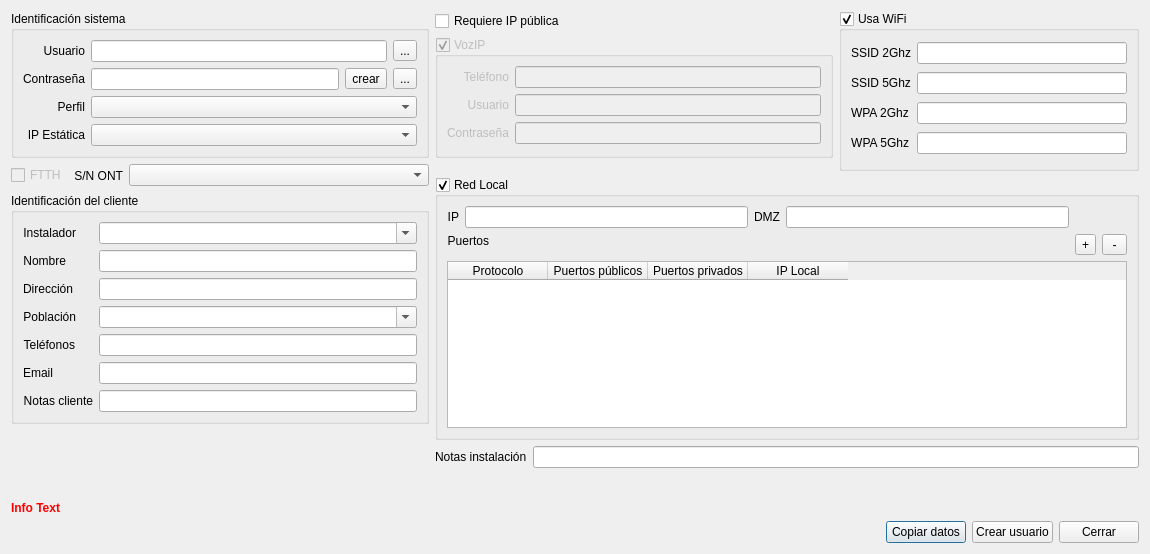
Above: Dialogs/DlgPPPUser.ui from silderan/QMikPPPManager before the change. Below: the same form after it.
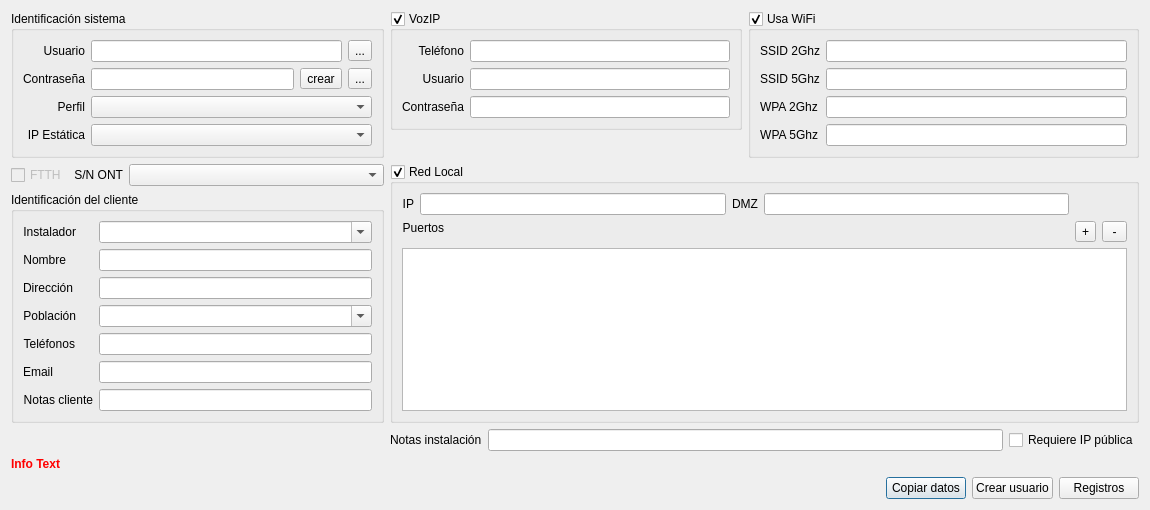
That is the form after the change. Icons and pictures are not drawn. Custom widgets are drawn as their Qt base class.

```diff
--- a/Dialogs/DlgPPPUser.ui
+++ b/Dialogs/DlgPPPUser.ui
@@ -7,14 +7,172 @@
     <x>0</x>
     <y>0</y>
     <width>1150</width>
-    <height>554</height>
+    <height>482</height>
    </rect>
   </property>
   <property name="windowTitle">
    <string>Dialog</string>
   </property>
   <layout class="QGridLayout" name="gridLayout_4">
-   <item row="2" column="0" rowspan="2">
+   <item row="0" column="0" rowspan="2" colspan="3">
+    <widget class="QGroupBox" name="groupBox">
+     <property name="title">
+      <string>Identificación sistema</string>
+     </property>
+     <layout class="QGridLayout" name="gridLayout">
+      <item row="2" column="1" colspan="3">
+       <widget class="QFancyComboBox" name="pppProfileComboBox"/>
+      </item>
+      <item row="3" column="0">
+       <widget class="QLabel" name="label_13">
+        <property name="text">
+         <string>IP Estática</string>
+        </property>
+        <property name="alignment">
+         <set>Qt::AlignRight|Qt::AlignTrailing|Qt::AlignVCenter</set>
+        </property>
+       </widget>
+      </item>
+      <item row="1" column="1">
+       <widget class="QLineEdit" name="pppUserPassLineEdit">
+        <property name="maxLength">
+         <number>20</number>
+        </property>
+       </widget>
+      </item>
+      <item row="0" column="0">
+       <widget class="QLabel" name="label">
+        <property name="text">
+         <string>Usuario</string>
+        </property>
+        <property name="alignment">
+         <set>Qt::AlignRight|Qt::AlignTrailing|Qt::AlignVCenter</set>
+        </property>
+       </widget>
+      </item>
+      <item row="1" column="2">
+       <widget class="QToolButton" name="pppUserPassCreateButton">
+        <property name="text">
+         <string>crear</string>
+        </property>
+       </widget>
+      </item>
+      <item row="2" column="0">
+       <widget class="QLabel" name="label_3">
+        <property name="text">
+         <string>Perfil</string>
+        </property>
+        <property name="alignment">
+         <set>Qt::AlignRight|Qt::AlignTrailing|Qt::AlignVCenter</set>
+        </property>
+       </widget>
+      </item>
+      <item row="0" column="1" colspan="2">
+       <widget class="QLineEdit" name="pppUserNameLineEdit"/>
+      </item>
+      <item row="3" column="1" colspan="3">
+       <widget class="QFancyComboBox" name="staticIPComboBox"/>
+      </item>
+      <item row="1" column="3">
+       <widget class="QToolButton" name="pppUserPassCopyButton">
+        <property name="text">
+         <string>...</string>
+        </property>
+        <property name="icon">
+         <iconset resource="../iconos.qrc">
+          <normaloff>:/iconos/Copy-icon.png</normaloff>:/iconos/Copy-icon.png</iconset>
+        </property>
+       </widget>
+      </item>
+      <item row="1" column="0">
+       <widget class="QLabel" name="label_2">
+        <property name="text">
+         <string>Contraseña</string>
+        </property>
+        <property name="alignment">
+         <set>Qt::AlignRight|Qt::AlignTrailing|Qt::AlignVCenter</set>
+        </property>
+       </widget>
+      </item>
+      <item row="0" column="3">
+       <widget class="QToolButton" name="pppUserNameCopyButton">
+        <property name="text">
+         <string>...</string>
+        </property>
+        <property name="icon">
+         <iconset resource="../iconos.qrc">
+          <normaloff>:/iconos/Copy-icon.png</normaloff>:/iconos/Copy-icon.png</iconset>
+        </property>
+       </widget>
+      </item>
+     </layout>
+    </widget>
+   </item>
+   <item row="0" column="3" colspan="2">
+    <widget class="QGroupBox" name="voipGroupBox">
+     <property name="title">
+      <string>VozIP</string>
+     </property>
+     <property name="checkable">
+      <bool>true</bool>
+     </property>
+     <layout class="QGridLayout" name="gridLayout_5">
+      <item row="0" column="0">
+       <widget class="QLabel" name="label_15">
+        <property name="text">
+         <string>Teléfono</string>
+        </property>
+        <property name="alignment">
+         <set>Qt::AlignRight|Qt::AlignTrailing|Qt::AlignVCenter</set>
+        </property>
+       </widget>
+      </item>
+      <item row="0" column="1">
+       <widget class="QLineEdit" name="voipPhoneNumber"/>
+      </item>
+      <item row="1" column="1">
+       <widget class="QLineEdit" name="voipUserName"/>
+      </item>
+      <item row="2" column="1">
+       <widget class="QLineEdit" name="voipUserPass"/>
+      </item>
+      <item row="1" column="0">
+       <widget class="QLabel" name="label_16">
+        <property name="text">
+         <string>Usuario</string>
+        </property>
+        <property name="alignment">
+         <set>Qt::AlignRight|Qt::AlignTrailing|Qt::AlignVCenter</set>
+        </property>
+       </widget>
+      </item>
+      <item row="2" column="0">
+       <widget class="QLabel" name="label_17">
+        <property name="text">
+         <string>Contraseña</string>
+        </property>
+        <property name="alignment">
+         <set>Qt::AlignRight|Qt::AlignTrailing|Qt::AlignVCenter</set>
+        </property>
+       </widget>
+      </item>
+     </layout>
+    </widget>
+   </item>
+   <item row="1" column="4">
+    <spacer name="verticalSpacer_3">
+     <property name="orientation">
+      <enum>Qt::Vertical</enum>
+     </property>
+     <property name="sizeHint" stdset="0">
+      <size>
+       <width>20</width>
+       <height>40</height>
+      </size>
+     </property>
+    </spacer>
+   </item>
+   <item row="2" column="0">
     <widget class="QCheckBox" name="ftthCheckBox">
      <property name="enabled">
       <bool>false</bool>
@@ -30,7 +188,26 @@
      </property>
     </widget>
    </item>
-   <item row="3" column="3" rowspan="3" colspan="3">
+   <item row="2" column="1">
+    <widget class="QLabel" name="label_21">
+     <property name="sizePolicy">
+      <sizepolicy hsizetype="Maximum" vsizetype="Preferred">
+       <horstretch>0</horstretch>
+       <verstretch>0</verstretch>
+      </sizepolicy>
+     </property>
+     <property name="text">
+      <string>S/N ONT</string>
+     </property>
+     <property name="alignment">
+      <set>Qt::AlignRight|Qt::AlignTrailing|Qt::AlignVCenter</set>
+     </property>
+    </widget>
+   </item>
+   <item row="2" column="2">
+    <widget class="QComboBox" name="ontSNComboBox"/>
+   </item>
+   <item row="2" column="3" rowspan="3" colspan="4">
     <widget class="QGroupBox" name="lanGroupBox">
      <property name="title">
       <string>Red Local</string>
@@ -70,26 +247,6 @@
           <verstretch>0</verstretch>
          </sizepolicy>
         </property>
-        <column>
-         <property name="text">
-          <string>Protocolo</string>
-         </property>
-        </column>
-        <column>
-         <property name="text">
-          <string>Puertos públicos</string>
-         </property>
-        </column>
-        <column>
-         <property name="text">
-          <string>Puertos privados</string>
-         </property>
-        </column>
-        <column>
-         <property name="text">
-          <string>IP Local</string>
-         </property>
-        </column>
        </widget>
       </item>
       <item row="0" column="2">
@@ -128,190 +285,7 @@
      </layout>
     </widget>
    </item>
-   <item row="9" column="0" colspan="6">
-    <layout class="QHBoxLayout" name="horizontalLayout">
-     <item>
-      <spacer name="horizontalSpacer">
-       <property name="orientation">
-        <enum>Qt::Horizontal</enum>
-       </property>
-       <property name="sizeHint" stdset="0">
-        <size>
-         <width>61</width>
-         <height>20</height>
-        </size>
-       </property>
-      </spacer>
-     </item>
-     <item>
-      <widget class="QPushButton" name="copyInfoButton">
-       <property name="sizePolicy">
-        <sizepolicy hsizetype="Maximum" vsizetype="Fixed">
-         <horstretch>0</horstretch>
-         <verstretch>0</verstretch>
-        </sizepolicy>
-       </property>
-       <property name="text">
-        <string>Copiar datos</string>
-       </property>
-      </widget>
-     </item>
-     <item>
-      <widget class="QPushButton" name="applyDataButton">
-       <property name="text">
-        <string>Crear usuario</string>
-       </property>
-      </widget>
-     </item>
-     <item>
-      <widget class="QPushButton" name="closeButton">
-       <property name="text">
-        <string>Cerrar</string>
-       </property>
-      </widget>
-     </item>
-    </layout>
-   </item>
-   <item row="0" column="5" rowspan="3">
-    <widget class="QGroupBox" name="wifiGroupBox">
-     <property name="title">
-      <string>Usa WiFi</string>
-     </property>
-     <property name="checkable">
-      <bool>true</bool>
-     </property>
-     <layout class="QGridLayout" name="gridLayout_3">
-      <item row="3" column="0">
-       <widget class="QLabel" name="label_12">
-        <property name="sizePolicy">
-         <sizepolicy hsizetype="Maximum" vsizetype="Preferred">
-          <horstretch>0</horstretch>
-          <verstretch>0</verstretch>
-         </sizepolicy>
-        </property>
-        <property name="text">
-         <string>WPA 5Ghz</string>
-        </property>
-        <property name="alignment">
-         <set>Qt::AlignRight|Qt::AlignTrailing|Qt::AlignVCenter</set>
-        </property>
-       </widget>
-      </item>
-      <item row="0" column="0">
-       <widget class="QLabel" name="label_11">
-        <property name="sizePolicy">
-         <sizepolicy hsizetype="Maximum" vsizetype="Preferred">
-          <horstretch>0</horstretch>
-          <verstretch>0</verstretch>
-         </sizepolicy>
-        </property>
-        <property name="text">
-         <string>SSID 2Ghz</string>
-        </property>
-        <property name="alignment">
-         <set>Qt::AlignRight|Qt::AlignTrailing|Qt::AlignVCenter</set>
-        </property>
-       </widget>
-      </item>
-      <item row="3" column="1">
-       <widget class="QLineEdit" name="wifi5WPALineEdit">
-        <property name="sizePolicy">
-         <sizepolicy hsizetype="Preferred" vsizetype="Fixed">
-          <horstretch>0</horstretch>
-          <verstretch>0</verstretch>
-         </sizepolicy>
-        </property>
-       </widget>
-      </item>
-      <item row="2" column="1">
-       <widget class="QLineEdit" name="wifi2WPALineEdit">
-        <property name="sizePolicy">
-         <sizepolicy hsizetype="Preferred" vsizetype="Fixed">
-          <horstretch>0</horstretch>
-          <verstretch>0</verstretch>
-         </sizepolicy>
-        </property>
-       </widget>
-      </item>
-      <item row="0" column="1">
-       <widget class="QLineEdit" name="wifi2SSIDLineEdit">
-        <property name="sizePolicy">
-         <sizepolicy hsizetype="Preferred" vsizetype="Fixed">
-          <horstretch>0</horstretch>
-          <verstretch>0</verstretch>
-         </sizepolicy>
-        </property>
-       </widget>
-      </item>
-      <item row="2" column="0">
-       <widget class="QLabel" name="label_22">
-        <property name="sizePolicy">
-         <sizepolicy hsizetype="Maximum" vsizetype="Preferred">
-          <horstretch>0</horstretch>
-          <verstretch>0</verstretch>
-         </sizepolicy>
-        </property>
-        <property name="text">
-         <string>WPA 2Ghz</string>
-        </property>
-       </widget>
-      </item>
-      <item row="1" column="0">
-       <widget class="QLabel" name="label_14">
-        <property name="sizePolicy">
-         <sizepolicy hsizetype="Maximum" vsizetype="Preferred">
-          <horstretch>0</horstretch>
-          <verstretch>0</verstretch>
-         </sizepolicy>
-        </property>
-        <property name="text">
-         <string>SSID 5Ghz</string>
-        </property>
-       </widget>
-      </item>
-      <item row="1" column="1">
-       <widget class="QLineEdit" name="wifi5SSIDLineEdit">
-        <property name="sizePolicy">
-         <sizepolicy hsizetype="Preferred" vsizetype="Fixed">
-          <horstretch>0</horstretch>
-          <verstretch>0</verstretch>
-         </sizepolicy>
-        </property>
-       </widget>
-      </item>
-     </layout>
-    </widget>
-   </item>
-   <item row="0" column="3" colspan="2">
-    <widget class="QCheckBox" name="needsPublicIPCheckBox">
-     <property name="sizePolicy">
-      <sizepolicy hsizetype="Maximum" vsizetype="Fixed">
-       <horstretch>0</horstretch>
-       <verstretch>0</verstretch>
-      </sizepolicy>
-     </property>
-     <property name="text">
-      <string>Requiere IP pública</string>
-     </property>
-    </widget>
-   </item>
-   <item row="7" column="0" colspan="6">
-    <spacer name="verticalSpacer">
-     <property name="orientation">
-      <enum>Qt::Vertical</enum>
-     </property>
-     <property name="sizeHint" stdset="0">
-      <size>
-       <width>20</width>
-       <height>40</height>
-      </size>
-     </property>
-    </spacer>
-   </item>
-   <item row="2" column="2" rowspan="2">
-    <widget class="QComboBox" name="ontSNComboBox"/>
-   </item>
-   <item row="4" column="0" colspan="3">
+   <item row="3" column="0" colspan="3">
     <widget class="QGroupBox" name="groupBox_2">
      <property name="title">
       <string>Identificación del cliente</string>
@@ -499,7 +473,216 @@
      </layout>
     </widget>
    </item>
-   <item row="8" column="0" colspan="6">
+   <item row="5" column="3">
+    <widget class="QLabel" name="label_23">
+     <property name="sizePolicy">
+      <sizepolicy hsizetype="Maximum" vsizetype="Preferred">
+       <horstretch>0</horstretch>
+       <verstretch>0</verstretch>
+      </sizepolicy>
+     </property>
+     <property name="text">
+      <string>Notas instalación</string>
+     </property>
+    </widget>
+   </item>
+   <item row="5" column="6">
+    <widget class="QCheckBox" name="needsPublicIPCheckBox">
+     <property name="sizePolicy">
+      <sizepolicy hsizetype="Maximum" vsizetype="Fixed">
+       <horstretch>0</horstretch>
+       <verstretch>0</verstretch>
+      </sizepolicy>
+     </property>
+     <property name="text">
+      <string>Requiere IP pública</string>
+     </property>
+    </widget>
+   </item>
+   <item row="0" column="5" rowspan="2" colspan="2">
+    <widget class="QGroupBox" name="wifiGroupBox">
+     <property name="title">
+      <string>Usa WiFi</string>
+     </property>
+     <property name="checkable">
+      <bool>true</bool>
+     </property>
+     <layout class="QGridLayout" name="gridLayout_3">
+      <item row="0" column="0">
+       <widget class="QLabel" name="label_11">
+        <property name="sizePolicy">
+         <sizepolicy hsizetype="Maximum" vsizetype="Preferred">
+          <horstretch>0</horstretch>
+          <verstretch>0</verstretch>
+         </sizepolicy>
+        </property>
+        <property name="text">
+         <string>SSID 2Ghz</string>
+        </property>
+        <property name="alignment">
+         <set>Qt::AlignRight|Qt::AlignTrailing|Qt::AlignVCenter</set>
+        </property>
+       </widget>
+      </item>
+      <item row="0" column="1">
+       <widget class="QLineEdit" name="wifi2SSIDLineEdit">
+        <property name="sizePolicy">
+         <sizepolicy hsizetype="Preferred" vsizetype="Fixed">
+          <horstretch>0</horstretch>
+          <verstretch>0</verstretch>
+         </sizepolicy>
+        </property>
+       </widget>
+      </item>
+      <item row="1" column="1">
+       <widget class="QLineEdit" name="wifi5SSIDLineEdit">
+        <property name="sizePolicy">
+         <sizepolicy hsizetype="Preferred" vsizetype="Fixed">
+          <horstretch>0</horstretch>
+          <verstretch>0</verstretch>
+         </sizepolicy>
+        </property>
+       </widget>
+      </item>
+      <item row="2" column="0">
+       <widget class="QLabel" name="label_22">
+        <property name="sizePolicy">
+         <sizepolicy hsizetype="Maximum" vsizetype="Preferred">
+          <horstretch>0</horstretch>
+          <verstretch>0</verstretch>
+         </sizepolicy>
+        </property>
+        <property name="text">
+         <string>WPA 2Ghz</string>
+        </property>
+       </widget>
+      </item>
+      <item row="2" column="1">
+       <widget class="QLineEdit" name="wifi2WPALineEdit">
+        <property name="sizePolicy">
+         <sizepolicy hsizetype="Preferred" vsizetype="Fixed">
+          <horstretch>0</horstretch>
+          <verstretch>0</verstretch>
+         </sizepolicy>
+        </property>
+       </widget>
+      </item>
+      <item row="1" column="0">
+       <widget class="QLabel" name="label_14">
+        <property name="sizePolicy">
+         <sizepolicy hsizetype="Maximum" vsizetype="Preferred">
+          <horstretch>0</horstretch>
+          <verstretch>0</verstretch>
+         </sizepolicy>
+        </property>
+        <property name="text">
+         <string>SSID 5Ghz</string>
+        </property>
+       </widget>
+      </item>
+      <item row="3" column="1">
+       <widget class="QLineEdit" name="wifi5WPALineEdit">
+        <property name="sizePolicy">
+         <sizepolicy hsizetype="Preferred" vsizetype="Fixed">
+          <horstretch>0</horstretch>
+          <verstretch>0</verstretch>
+         </sizepolicy>
+        </property>
+       </widget>
+      </item>
+      <item row="3" column="0">
+       <widget class="QLabel" name="label_12">
+        <property name="sizePolicy">
+         <sizepolicy hsizetype="Maximum" vsizetype="Preferred">
+          <horstretch>0</horstretch>
+          <verstretch>0</verstretch>
+         </sizepolicy>
+        </property>
+        <property name="text">
+         <string>WPA 5Ghz</string>
+        </property>
+        <property name="alignment">
+         <set>Qt::AlignRight|Qt::AlignTrailing|Qt::AlignVCenter</set>
+        </property>
+       </widget>
+      </item>
+     </layout>
+    </widget>
+   </item>
+   <item row="5" column="4" colspan="2">
+    <widget class="QLineEdit" name="installNotesLineEdit"/>
+   </item>
+   <item row="4" column="0" rowspan="2" colspan="3">
+    <spacer name="verticalSpacer_2">
+     <property name="orientation">
+      <enum>Qt::Vertical</enum>
+     </property>
+     <property name="sizeHint" stdset="0">
+      <size>
+       <width>20</width>
+       <height>40</height>
+      </size>
+     </property>
+    </spacer>
+   </item>
+   <item row="6" column="0" colspan="7">
+    <spacer name="verticalSpacer">
+     <property name="orientation">
+      <enum>Qt::Vertical</enum>
+     </property>
+     <property name="sizeHint" stdset="0">
+      <size>
+       <width>20</width>
+       <height>40</height>
+      </size>
+     </property>
+    </spacer>
+   </item>
+   <item row="8" column="0" colspan="7">
+    <layout class="QHBoxLayout" name="horizontalLayout">
+     <item>
+      <spacer name="horizontalSpacer">
+       <property name="orientation">
+        <enum>Qt::Horizontal</enum>
+       </property>
+       <property name="sizeHint" stdset="0">
+        <size>
+         <width>61</width>
+         <height>20</height>
+        </size>
+       </property>
+      </spacer>
+     </item>
+     <item>
+      <widget class="QPushButton" name="copyInfoButton">
+       <property name="sizePolicy">
+        <sizepolicy hsizetype="Maximum" vsizetype="Fixed">
+         <horstretch>0</horstretch>
+         <verstretch>0</verstretch>
+        </sizepolicy>
+       </property>
+       <property name="text">
+        <string>Copiar datos</string>
+       </property>
+      </widget>
+     </item>
+     <item>
+      <widget class="QPushButton" name="applyDataButton">
+       <property name="text">
+        <string>Crear usuario</string>
+       </property>
+      </widget>
+     </item>
+     <item>
+      <widget class="QPushButton" name="clientLogsButton">
+       <property name="text">
+        <string>Registros</string>
+       </property>
+      </widget>
+     </item>
+    </layout>
+   </item>
+   <item row="7" column="0" colspan="7">
     <widget class="QLabel" name="infoLabel">
      <property name="sizePolicy">
       <sizepolicy hsizetype="Preferred" vsizetype="Fixed">
@@ -555,199 +738,6 @@
      </property>
     </widget>
    </item>
-   <item row="6" column="3">
-    <widget class="QLabel" name="label_23">
-     <property name="sizePolicy">
-      <sizepolicy hsizetype="Maximum" vsizetype="Preferred">
-       <horstretch>0</horstretch>
-       <verstretch>0</verstretch>
-      </sizepolicy>
-     </property>
-     <property name="text">
-      <string>Notas instalación</string>
-     </property>
-    </widget>
-   </item>
-   <item row="1" column="3" colspan="2">
-    <widget class="QGroupBox" name="voipGroupBox">
-     <property name="enabled">
-      <bool>false</bool>
-     </property>
-     <property name="title">
-      <string>VozIP</string>
-     </property>
-     <property name="checkable">
-      <bool>true</bool>
-     </property>
-     <layout class="QGridLayout" name="gridLayout_5">
-      <item row="0" column="0">
-       <widget class="QLabel" name="label_15">
-        <property name="text">
-         <string>Teléfono</string>
-        </property>
-        <property name="alignment">
-         <set>Qt::AlignRight|Qt::AlignTrailing|Qt::AlignVCenter</set>
-        </property>
-       </widget>
-      </item>
-      <item row="0" column="1">
-       <widget class="QLineEdit" name="voipPhoneNumber"/>
-      </item>
-      <item row="1" column="1">
-       <widget class="QLineEdit" name="voipUserName"/>
-      </item>
-      <item row="2" column="1">
-       <widget class="QLineEdit" name="voipUserPass"/>
-      </item>
-      <item row="1" column="0">
-       <widget class="QLabel" name="label_16">
-        <property name="text">
-         <string>Usuario</string>
-        </property>
-        <property name="alignment">
-         <set>Qt::AlignRight|Qt::AlignTrailing|Qt::AlignVCenter</set>
-        </property>
-       </widget>
-      </item>
-      <item row="2" column="0">
-       <widget class="QLabel" name="label_17">
-        <property name="text">
-         <string>Contraseña</string>
-        </property>
-        <property name="alignment">
-         <set>Qt::AlignRight|Qt::AlignTrailing|Qt::AlignVCenter</set>
-        </property>
-       </widget>
-      </item>
-     </layout>
-    </widget>
-   </item>
-   <item row="2" column="1" rowspan="2">
-    <widget class="QLabel" name="label_21">
-     <property name="sizePolicy">
-      <sizepolicy hsizetype="Maximum" vsizetype="Preferred">
-       <horstretch>0</horstretch>
-       <verstretch>0</verstretch>
-      </sizepolicy>
-     </property>
-     <property name="text">
-      <string>S/N ONT</string>
-     </property>
-     <property name="alignment">
-      <set>Qt::AlignRight|Qt::AlignTrailing|Qt::AlignVCenter</set>
-     </property>
-    </widget>
-   </item>
-   <item row="5" column="0" rowspan="2">
-    <spacer name="verticalSpacer_2">
-     <property name="orientation">
-      <enum>Qt::Vertical</enum>
-     </property>
-     <property name="sizeHint" stdset="0">
-      <size>
-       <width>20</width>
-       <height>40</height>
-      </size>
-     </property>
-    </spacer>
-   </item>
-   <item row="0" column="0" rowspan="2" colspan="3">
-    <widget class="QGroupBox" name="groupBox">
-     <property name="title">
-      <string>Identificación sistema</string>
-     </property>
-     <layout class="QGridLayout" name="gridLayout">
-      <item row="2" column="1" colspan="3">
-       <widget class="QFancyComboBox" name="pppProfileComboBox"/>
-      </item>
-      <item row="3" column="0">
-       <widget class="QLabel" name="label_13">
-        <property name="text">
-         <string>IP Estática</string>
-        </property>
-        <property name="alignment">
-         <set>Qt::AlignRight|Qt::AlignTrailing|Qt::AlignVCenter</set>
-        </property>
-       </widget>
-      </item>
-      <item row="1" column="1">
-       <widget class="QLineEdit" name="pppUserPassLineEdit">
-        <property name="maxLength">
-         <number>20</number>
-        </property>
-       </widget>
-      </item>
-      <item row="0" column="0">
-       <widget class="QLabel" name="label">
-        <property name="text">
-         <string>Usuario</string>
-        </property>
-        <property name="alignment">
-         <set>Qt::AlignRight|Qt::AlignTrailing|Qt::AlignVCenter</set>
-        </property>
-       </widget>
-      </item>
-      <item row="1" column="2">
-       <widget class="QToolButton" name="pppUserPassCreateButton">
-        <property name="text">
-         <string>crear</string>
-        </property>
-       </widget>
-      </item>
-      <item row="2" column="0">
-       <widget class="QLabel" name="label_3">
-        <property name="text">
-         <string>Perfil</string>
-        </property>
-        <property name="alignment">
-         <set>Qt::AlignRight|Qt::AlignTrailing|Qt::AlignVCenter</set>
-        </property>
-       </widget>
-      </item>
-      <item row="0" column="1" colspan="2">
-       <widget class="QLineEdit" name="pppUserNameLineEdit"/>
-      </item>
-      <item row="3" column="1" colspan="3">
-       <widget class="QFancyComboBox" name="staticIPComboBox"/>
-      </item>
-      <item row="1" column="3">
-       <widget class="QToolButton" name="pppUserPassCopyButton">
-        <property name="text">
-         <string>...</string>
-        </property>
-        <property name="icon">
-         <iconset resource="../iconos.qrc">
-          <normaloff>:/iconos/Copy-icon.png</normaloff>:/iconos/Copy-icon.png</iconset>
-        </property>
-       </widget>
-      </item>
-      <item row="1" column="0">
-       <widget class="QLabel" name="label_2">
-        <property name="text">
-         <string>Contraseña</string>
-        </property>
-        <property name="alignment">
-         <set>Qt::AlignRight|Qt::AlignTrailing|Qt::AlignVCenter</set>
-        </property>
-       </widget>
-      </item>
-      <item row="0" column="3">
-       <widget class="QToolButton" name="pppUserNameCopyButton">
-        <property name="text">
-         <string>...</string>
-        </property>
-        <property name="icon">
-         <iconset resource="../iconos.qrc">
-          <normaloff>:/iconos/Copy-icon.png</normaloff>:/iconos/Copy-icon.png</iconset>
-        </property>
-       </widget>
-      </item>
-     </layout>
-    </widget>
-   </item>
-   <item row="6" column="4" colspan="2">
-    <widget class="QLineEdit" name="installNotesLineEdit"/>
-   </item>
   </layout>
  </widget>
  <customwidgets>
```
Left out of the diff: 38 changed lines with no effect on the pictures.
